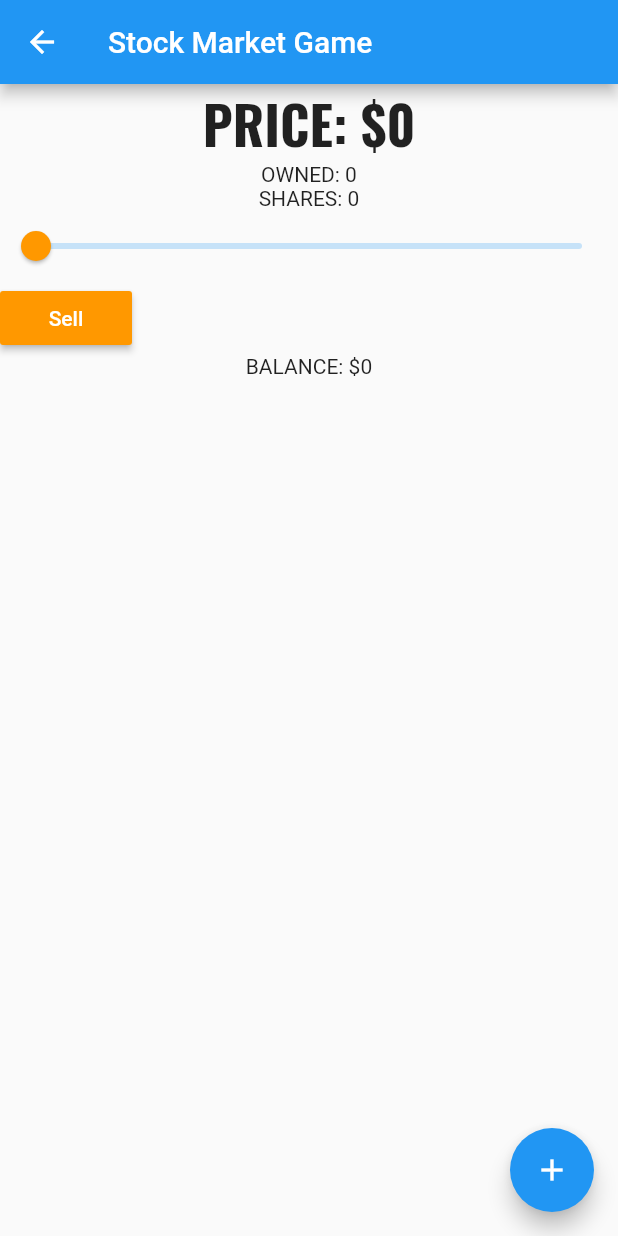
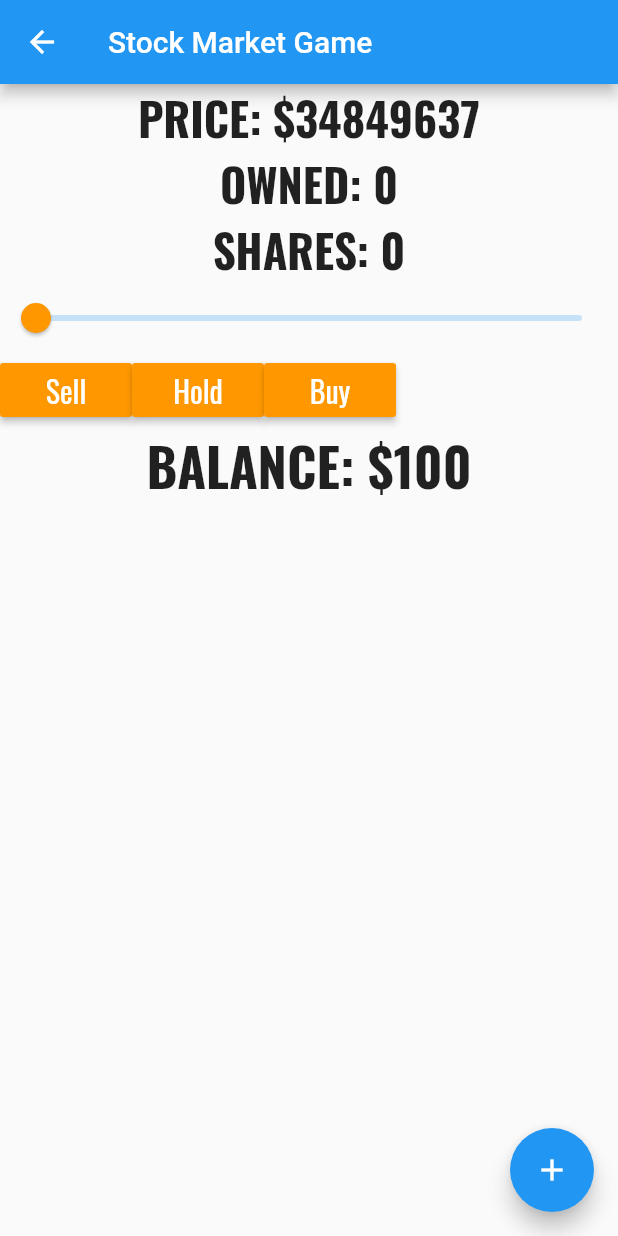
Before and after one commit to praneetnadella/Finance4Kids, a Flutter app: the StockGame screen opened directly, after a tap on "Sell", on a phone screen of 412 x 824 dp. Run offline on Flutter 3.47's test engine with Material 2 defaults, Android fonts, the phone set to English and light mode, and no system bars.

Commit message:
Game Updates

```diff
--- a/lib/game.dart
+++ b/lib/game.dart
@@ -1,7 +1,11 @@
 import 'package:finance4kids/main.dart';
+import 'package:flutter/cupertino.dart';
 import 'package:flutter/material.dart';
+import 'dart:io' show Platform;
+import 'dart:math';
 
-
+  int _balance = 100;
+  int _owned = 0;
 
 class StockGame extends StatefulWidget {
   @override
@@ -10,9 +14,7 @@ class StockGame extends StatefulWidget {
 
 class _StockGameState extends State<StockGame> {
   int _price = 0;
-  int _owned = 0;
   int _shares = 0;
-  int _balance = 100;
   double shares = 0.0;
   @override
   Widget build(BuildContext context) {
@@ -21,11 +23,14 @@ class _StockGameState extends State<StockGame> {
 
         title: Text("Stock Market Game"),
       ),
-      body: Column (children: <Widget>[
+      body: Container (child:
+        Column (children: <Widget>[
           Text("PRICE: \$" + _price.toString(),
-          style: TextStyle(fontWeight: FontWeight.w800, fontSize: 35, fontFamily: 'Oswald'),),
-        Text("OWNED: " + _owned.toString()),
-        Text("SHARES: " + _shares.toString()),
+            style: TextStyle(fontWeight: FontWeight.w700, fontSize: 30, fontFamily: 'Oswald'),),
+          Text("OWNED: " + _owned.toString(),
+            style: TextStyle(fontWeight: FontWeight.w700, fontSize: 30, fontFamily: 'Oswald'),),
+          Text("SHARES: " + _shares.toString(),
+            style: TextStyle(fontWeight: FontWeight.w700, fontSize: 30, fontFamily: 'Oswald'),),
           Slider.adaptive (
             max: 20.0, min: 0.0, activeColor: Colors.orange, value: shares,
             onChanged: (double newValue) {
@@ -36,20 +41,94 @@ class _StockGameState extends State<StockGame> {
             },),
           Row (children: <Widget>[
             RaisedButton(
-            child: Text("Sell", style: TextStyle(color: Colors.white),),
+              child: Text("Sell", style: TextStyle(color: Colors.white, fontWeight: FontWeight.w500, fontSize: 20, fontFamily: 'Oswald'),),
               onPressed: () => {
+                if (_shares > _owned) {
+                  if(Platform.isIOS) {
+                    CupertinoAlertDialog (actions: <Widget>[
+                      CupertinoDialogAction(child: Text("Ok"),),
+                      ],
+                      title: Text("You cannot sell that many shares."),),
+                  }
+                  else {
+                    AlertDialog (actions: <Widget>[
+                      FlatButton(child: Text("Ok"),),
+                      ],
+                      title: Text("You cannot sell that many shares."), elevation: 24.0,),
+                  }
+                }
+                else {
+                  _balance = _balance + (_shares*_price),
+                  _owned = _owned - _shares,
+                  random(),
+                }
               },
-            color: Colors.orange,)
+              color: Colors.orange,),
+              RaisedButton(
+              child: Text("Hold", style: TextStyle(color: Colors.white, fontWeight: FontWeight.w500, fontSize: 20, fontFamily: 'Oswald'),),
+              onPressed: () => {
+                random(),
+              },
+              color: Colors.orange,),
+              RaisedButton(
+              child: Text("Buy", style: TextStyle(color: Colors.white, fontWeight: FontWeight.w500, fontSize: 20, fontFamily: 'Oswald'),),
+              onPressed: () => {
+                if (_shares * _price > _balance) {
+                  if(Platform.isIOS) {
+                    CupertinoAlertDialog (actions: <Widget>[
+                      CupertinoDialogAction(child: Text("Ok"),),
+                      ],
+                      title: Text("You cannot buy that many shares."),),
+                  }
+                  else {
+                    AlertDialog (actions: <Widget>[
+                      FlatButton(child: Text("Ok"),),
+                      ],
+                      title: Text("You cannot buy that many shares."), elevation: 24.0,),
+                  }
+                }
+                else {
+                  _balance = _balance - (_shares*_price),
+                  _owned = _owned + _shares,
+                  random(),
+                }
+              },
+              color: Colors.orange,),
           ],),
-        Text("BALANCE: \$" + _price.toString()),
+          Text("BALANCE: \$" + _balance.toString(),
+            style: TextStyle(fontWeight: FontWeight.w700, fontSize: 35, fontFamily: 'Oswald'),),
         ],),
+         // This trailing comma makes auto-formatting nicer for build methods.
+      ),
       floatingActionButton: FloatingActionButton(
           onPressed: () {
             Navigator.pop(context);
           },
           tooltip: 'Increment',
           child: Icon(Icons.add),
-      ), // This trailing comma makes auto-formatting nicer for build methods.
+        ),
       );
   }
+
+  void random() {
+    var rng = new Random();
+    setState(() {
+      int rand = rng.nextInt(10);
+      if (rand <= 10) {
+        _price = rng.nextInt(750000000);
       }
+      else {
+        _price = rng.nextInt(1000);
+      }
+    });
+  }
+
+  void check() {
+    if (_balance >= 1000) {
+
+    }
+    else if (_balance >= 1000000) {
+
+    }
+  }
+}
--- a/pubspec.yaml
+++ b/pubspec.yaml
@@ -59,8 +59,8 @@ flutter:
   fonts:
     - family: Oswald
       fonts:
-        - asset: fonts/Oswald-Regular.ttf
-        - asset: fonts/Oswald-Bold.ttf
+        - asset: assets/fonts/Oswald-Regular.ttf
+        - asset: assets/fonts/Oswald-Bold.ttf
           weight: 800
 
   #
```
Also changed, not shown: 1 other file. Lines whose indentation alone changed are shown as unchanged.
